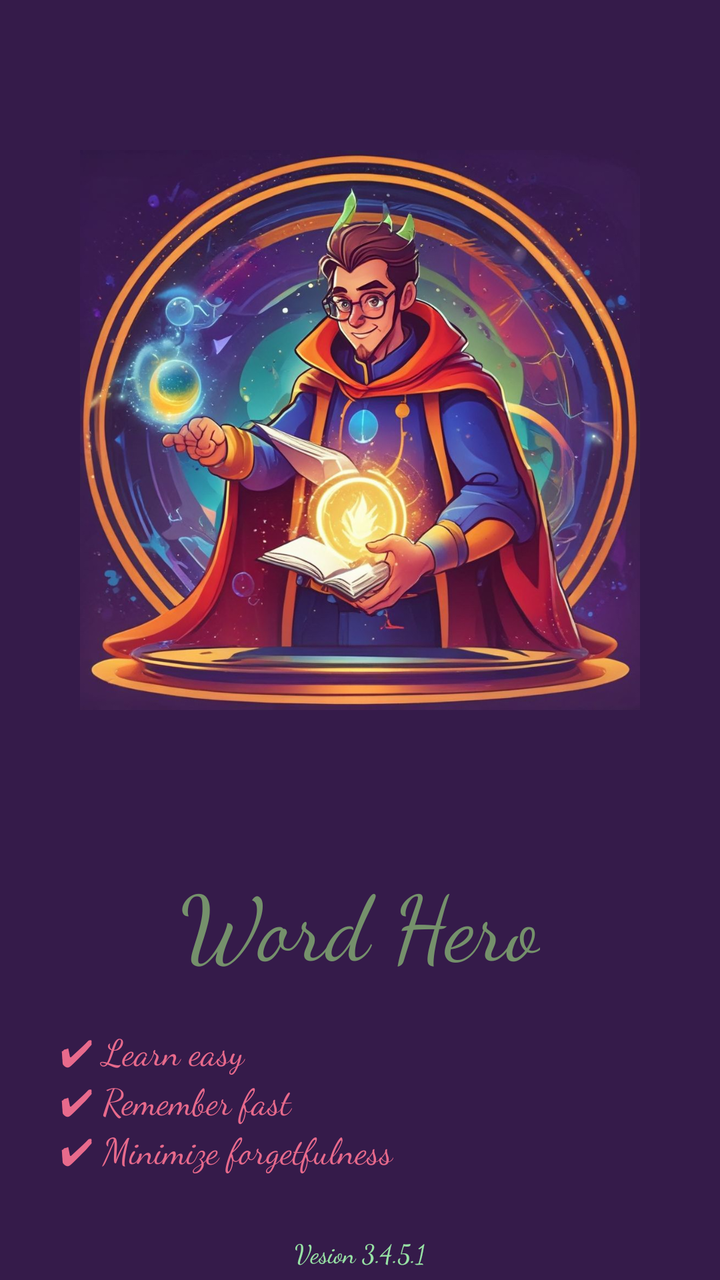
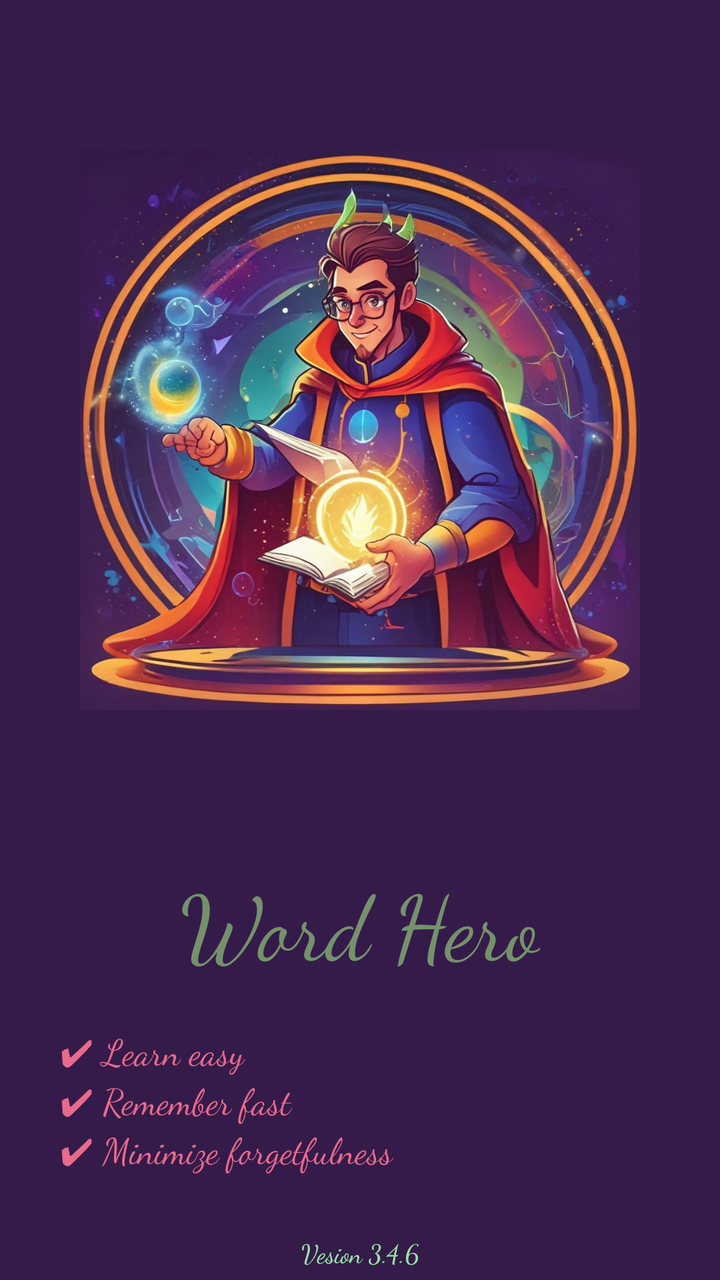

Before-and-after screenshots of an Android layout around one commit, followed by the original layout XML and the change that was made.
<!-- AndroidManifest.xml: activity theme Theme.AppCompat.NoActionBar -->
<!-- res/layout/activity_main.xml -->
<?xml version="1.0" encoding="utf-8"?>
<RelativeLayout xmlns:android="http://schemas.android.com/apk/res/android"
    xmlns:app="http://schemas.android.com/apk/res-auto"
    xmlns:tools="http://schemas.android.com/tools"
    android:layout_width="match_parent"
    android:layout_height="match_parent"
    android:layoutDirection="ltr"
    tools:context=".MainActivity"
    android:orientation="vertical"
    android:background="#351B4A"

    >


        <ImageView
            android:layout_width="wrap_content"
            android:layout_height="350dp"
            android:layout_margin="40dp"
            android:src="@drawable/splash"
            android:layout_marginTop="15dp"
            android:id="@+id/splashimage"
            />
        <TextView
            android:layout_width="wrap_content"
            android:layout_height="wrap_content"
            android:text="Word Hero"
            android:layout_marginTop="0dp"
            android:textColor="#75916b"
            android:fontFamily="cursive"
            android:layout_below="@+id/splashimage"
            android:layout_centerHorizontal="true"
            android:textSize="45dp"
            android:id="@+id/tWordHero"
            />




        <TextView
            android:layout_width="match_parent"
            android:layout_height="wrap_content"
            android:gravity="left"
            android:layout_marginLeft="30dp"
            android:layout_marginRight="30dp"
            android:layout_marginTop="20dp"
            android:textSize="18dp"
            android:textColor="#E86a8c"
            android:layout_below="@+id/tWordHero"
            android:fontFamily="cursive"
            android:id="@+id/tAddvertizeMe"
            android:text="✔ Learn easy\n✔ Remember fast\n✔ Minimize forgetfulness"
            />

    <TextView
        android:layout_width="match_parent"
        android:layout_height="wrap_content"
        android:gravity="center"
        android:layout_marginLeft="30dp"
        android:layout_marginRight="30dp"
        android:layout_marginTop="30dp"
        android:textSize="13dp"
        android:textColor="#98e3a5"
        android:layout_below="@+id/tAddvertizeMe"
        android:fontFamily="cursive"
        android:text="Vesion 3.4.5.1"
        />

<RelativeLayout
    android:layout_width="match_parent"
    android:layout_alignParentBottom="true"
    android:layout_marginTop="20dp"
    android:id="@+id/lytfooter"
    android:layout_marginBottom="30dp"
    android:gravity="center_horizontal"
    android:layout_height="wrap_content">
    <RelativeLayout
        android:layout_width="180dp"
        android:layout_height="70dp"
        android:visibility="invisible"
        android:background="@drawable/curved2"
        android:layout_centerHorizontal="true"
        android:gravity="center"
        android:id="@+id/btnstart"
        >
        <TextView
            android:layout_width="wrap_content"
            android:layout_height="wrap_content"
            android:text="Start"
            android:textSize="22dp"
            android:textStyle="bold"
            android:textColor="#ffffff"
            />

    </RelativeLayout>
    <RelativeLayout
        android:layout_width="match_parent"
        android:layout_marginRight="0dp"
        android:layout_marginLeft="0dp"
        android:layout_height="25dp"
        android:visibility="invisible"
        android:id="@+id/lytproga"
        android:background="@drawable/curve_prograssa2"
        android:layout_marginTop="25dp">

        <RelativeLayout
            android:layout_width="240dp"
            android:layout_height="25dp"
            android:id="@+id/lytprogb"
            android:background="@drawable/curve_prograssb2"
            ></RelativeLayout>
    </RelativeLayout>
</RelativeLayout>
</RelativeLayout>
<!-- resources referenced by this layout -->
<resources>
  <!-- drawable curve_prograssa2 (drawable) -->
  <?xml version="1.0" encoding="UTF-8"?>
  <shape xmlns:android="http://schemas.android.com/apk/res/android">
      <solid android:color="#7c634d"/>
      <stroke android:width="00dp" android:color="#B1BCBE" />
      <corners android:radius="10dp"/>
      <padding android:left="0dp" android:top="0dp" android:right="0dp" android:bottom="0dp" />
  </shape>
  <!-- drawable curve_prograssb2 (drawable) -->
  <?xml version="1.0" encoding="UTF-8"?>
  <shape xmlns:android="http://schemas.android.com/apk/res/android">
      <solid android:color="#856BaA"/>
      <stroke android:width="00dp" android:color="#B1BCBE" />
      <corners android:radius="10dp"/>
      <padding android:left="0dp" android:top="0dp" android:right="0dp" android:bottom="0dp" />
  </shape>
  <!-- drawable curved2 (drawable) -->
  <?xml version="1.0" encoding="UTF-8"?>
  <shape xmlns:android="http://schemas.android.com/apk/res/android">
      <solid android:color="#376270"/>
      <stroke android:width="10dp" android:color="#B1BCBE" />
      <corners android:radius="25dp"/>
      <padding android:left="0dp" android:top="0dp" android:right="0dp" android:bottom="0dp" />
  </shape>
  <!-- drawable splash: jpeg bitmap (drawable, 168121 bytes) -->
</resources>

<!-- the commit's change to res/layout/activity_main.xml (unified diff, before → after) -->
@@ -62,7 +62,7 @@
         android:textColor="#98e3a5"
         android:layout_below="@+id/tAddvertizeMe"
         android:fontFamily="cursive"
-        android:text="Vesion 3.4.5.1"
+        android:text="Vesion 3.4.6"
         />
 
 <RelativeLayout
